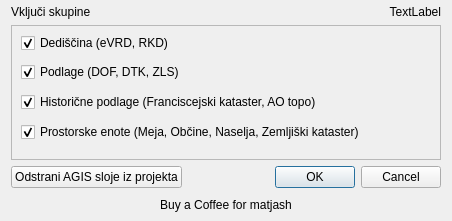
Old version of the form agis_loader/agis_load_dialog.ui in the repository matjash/AGIS.
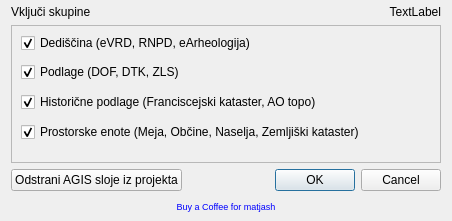
New version of the form.

```diff
--- a/agis_loader/agis_load_dialog.ui
+++ b/agis_loader/agis_load_dialog.ui
@@ -78,7 +78,7 @@
        <item>
         <widget class="QCheckBox" name="dediscina">
          <property name="text">
-          <string>Dediščina (eVRD, RKD)</string>
+          <string>Dediščina (eVRD, RNPD, eArheologija)</string>
          </property>
          <property name="checked">
           <bool>true</bool>
@@ -130,6 +130,51 @@
      <property name="enabled">
       <bool>true</bool>
      </property>
+     <property name="palette">
+      <palette>
+       <active>
+        <colorrole role="ButtonText">
+         <brush brushstyle="SolidPattern">
+          <color alpha="255">
+           <red>0</red>
+           <green>0</green>
+           <blue>255</blue>
+          </color>
+         </brush>
+        </colorrole>
+       </active>
+       <inactive>
+        <colorrole role="ButtonText">
+         <brush brushstyle="SolidPattern">
+          <color alpha="255">
+           <red>0</red>
+           <green>0</green>
+           <blue>255</blue>
+          </color>
+         </brush>
+        </colorrole>
+       </inactive>
+       <disabled>
+        <colorrole role="ButtonText">
+         <brush brushstyle="SolidPattern">
+          <color alpha="255">
+           <red>120</red>
+           <green>120</green>
+           <blue>120</blue>
+          </color>
+         </brush>
+        </colorrole>
+       </disabled>
+      </palette>
+     </property>
+     <property name="font">
+      <font>
+       <pointsize>7</pointsize>
+      </font>
+     </property>
+     <property name="mouseTracking">
+      <bool>false</bool>
+     </property>
      <property name="text">
       <string notr="true">Buy a Coffee for matjash</string>
      </property>
```
